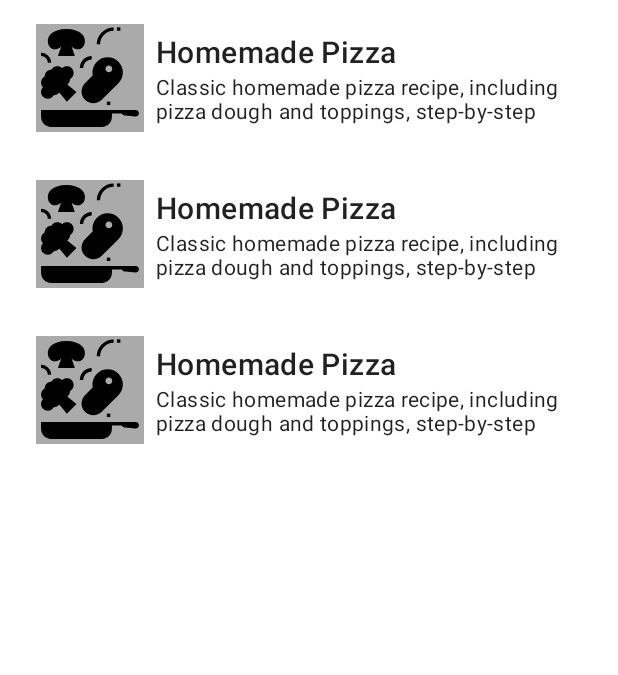
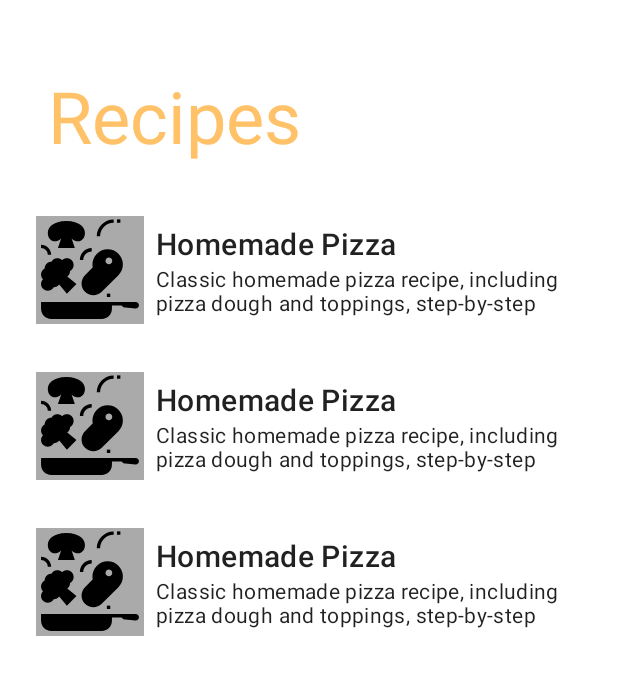
Before and after one commit to jameschamberlain/Recipes, an Android app: the layout fragment_recipes.xml on its own in the app's theme, with its tools: preview values and no code run, on a phone screen of 412 x 824 dp. Shown: the top 675 px of the screen. Run offline under Robolectric (Android 15) with nearby library versions, the phone set to English and light mode, and no system bars.

Commit message:
Removed unnecessary bottom navigation bar and added a top app bar.

```diff
--- a/app/src/main/java/com/jameschamberlain/recipes/MainActivity.kt
+++ b/app/src/main/java/com/jameschamberlain/recipes/MainActivity.kt
@@ -13,14 +13,12 @@
     override fun onCreate(savedInstanceState: Bundle?) {
         super.onCreate(savedInstanceState)
         setContentView(R.layout.activity_main)
-        val navView: BottomNavigationView = findViewById(R.id.nav_view)
 
-        val navController = findNavController(R.id.nav_host_fragment)
+//        val navController = findNavController(R.id.nav_host_fragment)
 //        // Passing each menu ID as a set of Ids because each
 //        // menu should be considered as top level destinations.
 //        val appBarConfiguration = AppBarConfiguration(setOf(
 //                R.id.navigation_recipes, R.id.navigation_search, R.id.navigation_shopping_list))
 //        setupActionBarWithNavController(navController, appBarConfiguration)
-        navView.setupWithNavController(navController)
     }
 }
--- a/app/src/main/res/layout/fragment_recipes.xml
+++ b/app/src/main/res/layout/fragment_recipes.xml
@@ -1,22 +1,48 @@
 <?xml version="1.0" encoding="utf-8"?>
-<androidx.constraintlayout.widget.ConstraintLayout xmlns:android="http://schemas.android.com/apk/res/android"
+<androidx.coordinatorlayout.widget.CoordinatorLayout xmlns:android="http://schemas.android.com/apk/res/android"
     xmlns:app="http://schemas.android.com/apk/res-auto"
     xmlns:tools="http://schemas.android.com/tools"
     android:layout_width="match_parent"
     android:layout_height="match_parent"
     tools:context=".ui.recipes.RecipesFragment">
 
+    <com.google.android.material.appbar.AppBarLayout
+        android:id="@+id/appbar"
+        android:layout_width="match_parent"
+        android:layout_height="128dp"
+        android:backgroundTint="?attr/colorSurface"
+        app:liftOnScroll="true">
+
+        <com.google.android.material.appbar.CollapsingToolbarLayout
+            android:id="@+id/toolbar"
+            android:layout_width="match_parent"
+            android:layout_height="match_parent"
+            app:collapsedTitleTextAppearance="@style/TextAppearance.App.CollapsingToolbar.Collapsed"
+            app:expandedTitleTextAppearance="@style/TextAppearance.App.CollapsingToolbar.Expanded"
+            app:layout_scrollFlags="scroll|snap"
+            app:expandedTitleMarginStart="32dp">
+
+            <com.google.android.material.appbar.MaterialToolbar
+                android:layout_width="match_parent"
+                android:layout_height="80dp"
+                android:elevation="0dp"
+                app:layout_collapseMode="pin"
+                app:title="@string/app_name"
+                android:layout_marginStart="0dp"/>
+        </com.google.android.material.appbar.CollapsingToolbarLayout>
+    </com.google.android.material.appbar.AppBarLayout>
+
+
     <androidx.recyclerview.widget.RecyclerView
         android:id="@+id/recipes_recycler_view"
         android:layout_width="match_parent"
         android:layout_height="wrap_content"
-        app:layout_constraintStart_toStartOf="parent"
-        app:layout_constraintTop_toTopOf="parent"
-        android:paddingBottom="72dp"
+        android:orientation="vertical"
         android:visibility="visible"
         app:layoutManager="androidx.recyclerview.widget.LinearLayoutManager"
-        android:orientation="vertical"
-        android:clipToPadding="false"
+        app:layout_behavior="@string/appbar_scrolling_view_behavior"
+        app:layout_constraintStart_toStartOf="parent"
+        app:layout_constraintTop_toBottomOf="@id/title_text_view"
         tools:listitem="@layout/item_recipe" />
 
-</androidx.constraintlayout.widget.ConstraintLayout>
+</androidx.coordinatorlayout.widget.CoordinatorLayout>
--- /dev/null
+++ b/app/src/main/res/values/type.xml
@@ -0,0 +1,12 @@
+<?xml version="1.0" encoding="utf-8"?>
+<resources>
+
+    <style name="TextAppearance.App.CollapsingToolbar.Expanded" parent="TextAppearance.MaterialComponents.Headline3">
+        <item name="android:textColor">?attr/colorPrimary</item>
+    </style>
+
+    <style name="TextAppearance.App.CollapsingToolbar.Collapsed" parent="TextAppearance.MaterialComponents.Headline4">
+        <item name="android:textColor">?attr/colorPrimary</item>
+    </style>
+
+</resources>
```
Also changed, not shown: app/src/main/java/com/jameschamberlain/recipes/ui/recipes/RecipesFragment.kt (+1 -7 lines), app/src/main/java/com/jameschamberlain/recipes/ui/search/SearchFragment.kt (deleted, +0 -31 lines), app/src/main/java/com/jameschamberlain/recipes/ui/search/SearchViewModel.kt (deleted, +0 -13 lines), app/src/main/java/com/jameschamberlain/recipes/ui/shopping_list/ShoppingListFragment.kt (deleted, +0 -31 lines), app/src/main/java/com/jameschamberlain/recipes/ui/shopping_list/ShoppingListViewModel.kt (deleted, +0 -13 lines), app/src/main/res/layout/activity_main.xml (+1 -12 lines), app/src/main/res/layout/fragment_search.xml (deleted, +0 -22 lines), app/src/main/res/layout/fragment_shopping_list.xml (deleted, +0 -22 lines), app/src/main/res/navigation/mobile_navigation.xml (+0 -11 lines).
